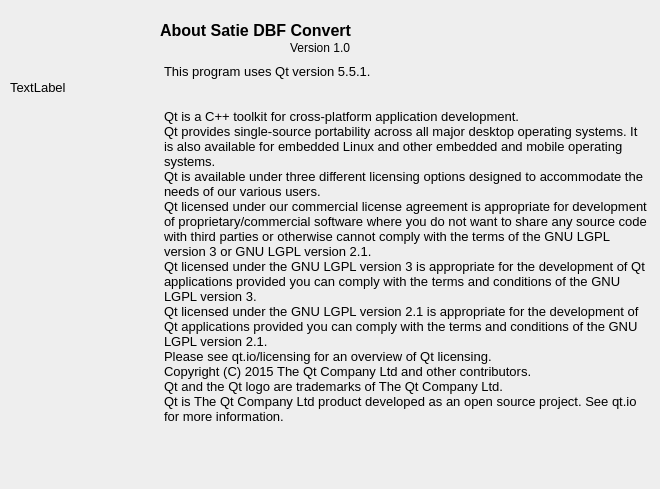
Above: View/UI/FrmInformation.ui from cleberjsantos/satiedbf before the change. Below: the same form after it.
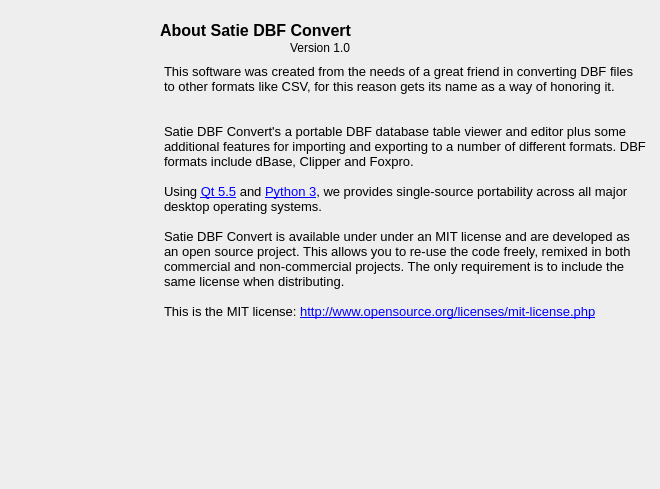
That is the form after the change. Icons and pictures are not drawn.

The edit to the form file:
```diff
--- a/View/UI/FrmInformation.ui
+++ b/View/UI/FrmInformation.ui
@@ -41,7 +41,10 @@
     <string notr="true"/>
    </property>
    <property name="text">
-    <string>TextLabel</string>
+    <string/>
+   </property>
+   <property name="pixmap">
+    <pixmap>../../Images/logo.png</pixmap>
    </property>
   </widget>
   <widget class="QLabel" name="labelTitle">
@@ -112,19 +115,15 @@
 &lt;html&gt;&lt;head&gt;&lt;meta name=&quot;qrichtext&quot; content=&quot;1&quot; /&gt;&lt;style type=&quot;text/css&quot;&gt;
 p, li { white-space: pre-wrap; }
 &lt;/style&gt;&lt;/head&gt;&lt;body style=&quot; font-family:'Arial'; font-size:10pt; font-weight:400; font-style:normal;&quot;&gt;
-&lt;p style=&quot; margin-top:0px; margin-bottom:0px; margin-left:0px; margin-right:0px; -qt-block-indent:0; text-indent:0px;&quot;&gt;This program uses Qt version 5.5.1.&lt;/p&gt;
-&lt;p style=&quot;-qt-paragraph-type:empty; margin-top:0px; margin-bottom:0px; margin-left:0px; margin-right:0px; -qt-block-indent:0; text-indent:0px;&quot;&gt;&lt;br /&gt;&lt;/p&gt;
-&lt;p style=&quot;-qt-paragraph-type:empty; margin-top:0px; margin-bottom:0px; margin-left:0px; margin-right:0px; -qt-block-indent:0; text-indent:0px;&quot;&gt;&lt;br /&gt;&lt;/p&gt;
-&lt;p style=&quot; margin-top:0px; margin-bottom:0px; margin-left:0px; margin-right:0px; -qt-block-indent:0; text-indent:0px;&quot;&gt;Qt is a C++ toolkit for cross-platform application development.&lt;/p&gt;
-&lt;p style=&quot; margin-top:0px; margin-bottom:0px; margin-left:0px; margin-right:0px; -qt-block-indent:0; text-indent:0px;&quot;&gt;Qt provides single-source portability across all major desktop operating systems. It is also available for embedded Linux and other embedded and mobile operating systems.&lt;/p&gt;
-&lt;p style=&quot; margin-top:0px; margin-bottom:0px; margin-left:0px; margin-right:0px; -qt-block-indent:0; text-indent:0px;&quot;&gt;Qt is available under three different licensing options designed to accommodate the needs of our various users.&lt;/p&gt;
-&lt;p style=&quot; margin-top:0px; margin-bottom:0px; margin-left:0px; margin-right:0px; -qt-block-indent:0; text-indent:0px;&quot;&gt;Qt licensed under our commercial license agreement is appropriate for development of proprietary/commercial software where you do not want to share any source code with third parties or otherwise cannot comply with the terms of the GNU LGPL version 3 or GNU LGPL version 2.1.&lt;/p&gt;
-&lt;p style=&quot; margin-top:0px; margin-bottom:0px; margin-left:0px; margin-right:0px; -qt-block-indent:0; text-indent:0px;&quot;&gt;Qt licensed under the GNU LGPL version 3 is appropriate for the development of Qt applications provided you can comply with the terms and conditions of the GNU LGPL version 3.&lt;/p&gt;
-&lt;p style=&quot; margin-top:0px; margin-bottom:0px; margin-left:0px; margin-right:0px; -qt-block-indent:0; text-indent:0px;&quot;&gt;Qt licensed under the GNU LGPL version 2.1 is appropriate for the development of Qt applications provided you can comply with the terms and conditions of the GNU LGPL version 2.1.&lt;/p&gt;
-&lt;p style=&quot; margin-top:0px; margin-bottom:0px; margin-left:0px; margin-right:0px; -qt-block-indent:0; text-indent:0px;&quot;&gt;Please see qt.io/licensing for an overview of Qt licensing.&lt;/p&gt;
-&lt;p style=&quot; margin-top:0px; margin-bottom:0px; margin-left:0px; margin-right:0px; -qt-block-indent:0; text-indent:0px;&quot;&gt;Copyright (C) 2015 The Qt Company Ltd and other contributors.&lt;/p&gt;
-&lt;p style=&quot; margin-top:0px; margin-bottom:0px; margin-left:0px; margin-right:0px; -qt-block-indent:0; text-indent:0px;&quot;&gt;Qt and the Qt logo are trademarks of The Qt Company Ltd.&lt;/p&gt;
-&lt;p style=&quot; margin-top:0px; margin-bottom:0px; margin-left:0px; margin-right:0px; -qt-block-indent:0; text-indent:0px;&quot;&gt;Qt is The Qt Company Ltd product developed as an open source project. See qt.io for more information.&lt;/p&gt;&lt;/body&gt;&lt;/html&gt;</string>
+&lt;p style=&quot; margin-top:0px; margin-bottom:0px; margin-left:0px; margin-right:0px; -qt-block-indent:0; text-indent:0px;&quot;&gt;This software was created from the needs of a great friend in converting DBF files to other formats like CSV, for this reason gets its name as a way of honoring it.                    &lt;/p&gt;
+&lt;p style=&quot; margin-top:0px; margin-bottom:0px; margin-left:0px; margin-right:0px; -qt-block-indent:0; text-indent:0px;&quot;&gt;&lt;br /&gt;                    &lt;/p&gt;
+&lt;p style=&quot; margin-top:0px; margin-bottom:0px; margin-left:0px; margin-right:0px; -qt-block-indent:0; text-indent:0px;&quot;&gt;Satie DBF Convert's a portable DBF database table viewer and editor plus some additional features for importing and exporting to a number of different formats. DBF formats include dBase, Clipper and Foxpro.                    &lt;/p&gt;
+&lt;p style=&quot; margin-top:0px; margin-bottom:0px; margin-left:0px; margin-right:0px; -qt-block-indent:0; text-indent:0px;&quot;&gt;                     &lt;/p&gt;
+&lt;p style=&quot; margin-top:0px; margin-bottom:0px; margin-left:0px; margin-right:0px; -qt-block-indent:0; text-indent:0px;&quot;&gt;Using &lt;a href=&quot;https://www.qt.io/&quot;&gt;&lt;span style=&quot; text-decoration: underline; color:#0000ff;&quot;&gt;Qt 5.5&lt;/span&gt;&lt;/a&gt; and &lt;a href=&quot;https://www.python.org/&quot;&gt;&lt;span style=&quot; text-decoration: underline; color:#0000ff;&quot;&gt;Python 3&lt;/span&gt;&lt;/a&gt;, we provides single-source portability across all major desktop operating systems.                    &lt;/p&gt;
+&lt;p style=&quot; margin-top:0px; margin-bottom:0px; margin-left:0px; margin-right:0px; -qt-block-indent:0; text-indent:0px;&quot;&gt;                     &lt;/p&gt;
+&lt;p style=&quot; margin-top:0px; margin-bottom:0px; margin-left:0px; margin-right:0px; -qt-block-indent:0; text-indent:0px;&quot;&gt;Satie DBF Convert is available under under an MIT license and are developed as an open source project. This allows you to re-use the code freely, remixed in both commercial and non-commercial projects. The only requirement is to include the same license when distributing.                    &lt;/p&gt;
+&lt;p style=&quot; margin-top:0px; margin-bottom:0px; margin-left:0px; margin-right:0px; -qt-block-indent:0; text-indent:0px;&quot;&gt;                     &lt;/p&gt;
+&lt;p style=&quot; margin-top:0px; margin-bottom:0px; margin-left:0px; margin-right:0px; -qt-block-indent:0; text-indent:0px;&quot;&gt;This is the MIT license: &lt;a href=&quot;http://www.opensource.org/licenses/mit-license.php&quot;&gt;&lt;span style=&quot; text-decoration: underline; color:#0000ff;&quot;&gt;http://www.opensource.org/licenses/mit-license.php&lt;/span&gt;&lt;/a&gt;                   &lt;/p&gt;&lt;/body&gt;&lt;/html&gt;</string>
    </property>
   </widget>
  </widget>
```
